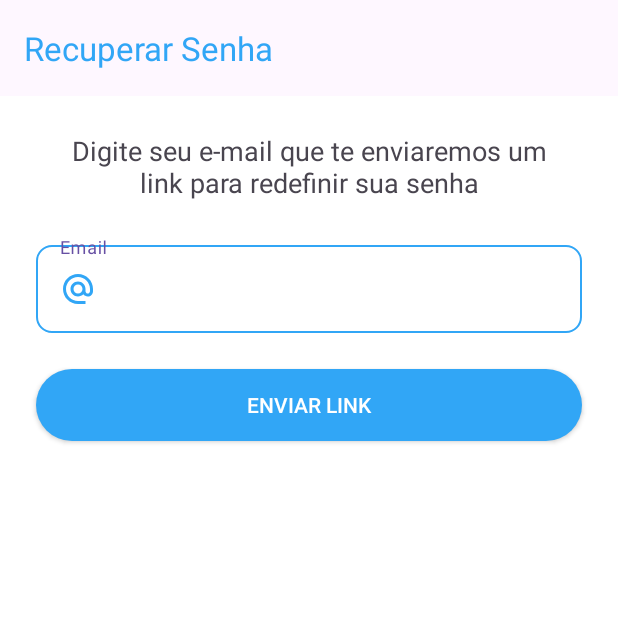
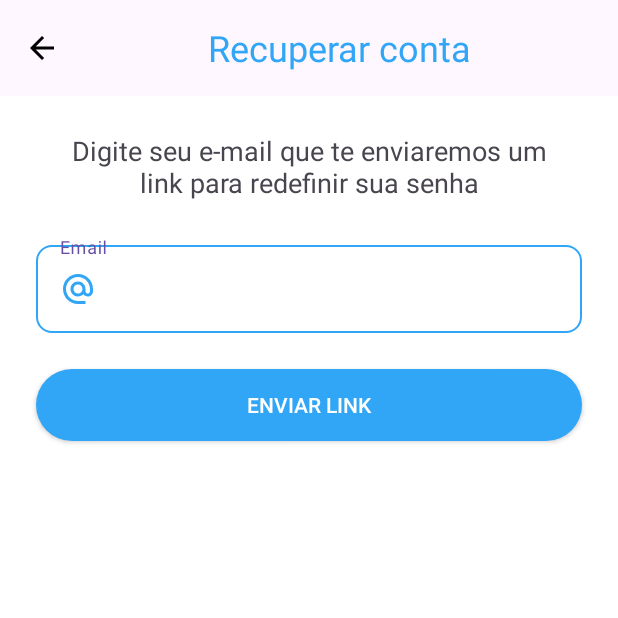
Before and after one commit to aironsg/Bank-Finance-App, an Android app: the fragment RecoverFragment shown on its own in the app's theme, on a phone screen of 412 x 824 dp, the top half of it. Run offline under Robolectric (Android 15) with nearby library versions, the phone set to English and light mode, and no system bars.

Commit message:
feature: conclusão layout tela de recuperação de conta

```diff
--- a/app/src/main/res/layout/fragment_recover.xml
+++ b/app/src/main/res/layout/fragment_recover.xml
@@ -24,11 +24,22 @@
             <androidx.appcompat.widget.Toolbar
                 android:id="@+id/toolbar"
                 android:layout_width="match_parent"
-                android:layout_height="wrap_content"
-                app:title="Recuperar Senha"
-                app:titleTextColor="@color/color_default"
-                android:textAlignment="center"
-                />
+                android:layout_height="wrap_content">
+
+                <ImageView
+                    android:id="@+id/btn_back"
+                    android:layout_width="wrap_content"
+                    android:layout_height="wrap_content"
+                    android:src="@drawable/ic_arrow_back"/>
+
+                <TextView
+                    android:layout_width="match_parent"
+                    android:layout_height="wrap_content"
+                    android:gravity="center_horizontal"
+                    android:text="Recuperar conta"
+                    android:textColor="@color/color_default"
+                    android:textSize="24sp" />
+            </androidx.appcompat.widget.Toolbar>
         </com.google.android.material.appbar.AppBarLayout>
 
         <TextView
@@ -62,9 +73,9 @@
 
             <androidx.appcompat.widget.AppCompatEditText
                 android:id="@+id/appCompatEditText"
-                android:background="@drawable/bg_edit"
                 android:layout_width="match_parent"
                 android:layout_height="wrap_content"
+                android:background="@drawable/bg_edit"
                 android:drawableStart="@drawable/ic_mail"
                 android:drawablePadding="10dp"
                 android:drawableTint="@color/color_default"
@@ -72,15 +83,14 @@
         </com.google.android.material.textfield.TextInputLayout>
 
 
-
         <androidx.appcompat.widget.AppCompatButton
             android:layout_width="match_parent"
             android:layout_height="wrap_content"
+            android:layout_margin="24dp"
             android:layout_marginHorizontal="24dp"
             android:background="@drawable/bg_button_login"
             android:text="Enviar link"
             android:textColor="@color/white"
-            android:layout_margin="24dp"
             app:layout_constraintEnd_toEndOf="parent"
             app:layout_constraintHorizontal_bias="0.5"
             app:layout_constraintStart_toStartOf="parent"
```
